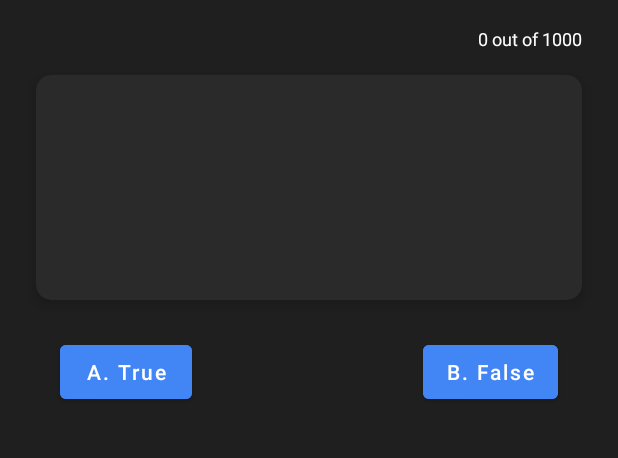
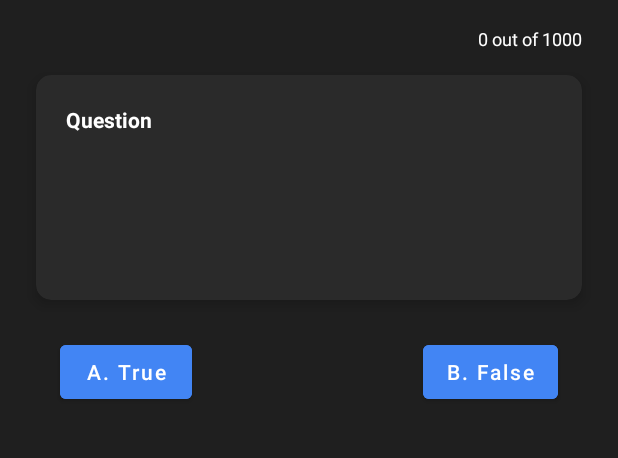
Before and after one commit to animsh/AndroidPracticeProjects, an Android app: the screen it shows after launch (MainActivity), on a phone screen of 412 x 824 dp, the part 277-735 px from its top. Run offline under Robolectric (Android 15) with nearby library versions, the phone set to English and light mode, and no system bars; our stand-ins replace Volley; network calls fail; Roboto replaces fonts that are not available here.

Commit message:
Showing Questions on Screen

```diff
--- a/Trivia/app/src/main/java/com/animsh/trivia/MainActivity.java
+++ b/Trivia/app/src/main/java/com/animsh/trivia/MainActivity.java
@@ -1,28 +1,76 @@
 package com.animsh.trivia;
-
-import androidx.appcompat.app.AppCompatActivity;
 
 import android.os.Bundle;
 import android.util.Log;
+import android.view.View;
+import android.widget.Button;
+import android.widget.ImageButton;
+import android.widget.TextView;
+
+import androidx.appcompat.app.AppCompatActivity;
 
 import com.animsh.trivia.data.AnswerListAsyncResponse;
 import com.animsh.trivia.data.QuestionBank;
 import com.animsh.trivia.model.Question;
 
 import java.util.ArrayList;
+import java.util.List;
 
-public class MainActivity extends AppCompatActivity {
+public class MainActivity extends AppCompatActivity implements View.OnClickListener {
+
+    private TextView questionTV, counterTV;
+    private Button trueBtn, falseBtn;
+    private ImageButton prevBtn, nextBtn;
+    private int currentQuestionIndex = 0;
+    public List<Question> questionList;
 
     @Override
     protected void onCreate(Bundle savedInstanceState) {
         super.onCreate(savedInstanceState);
         setContentView(R.layout.activity_main);
 
+        //Initialization
+        questionTV = findViewById(R.id.question_tv);
+        counterTV = findViewById(R.id.counter_tv);
+        trueBtn = findViewById(R.id.true_btn);
+        falseBtn = findViewById(R.id.false_btn);
+        prevBtn = findViewById(R.id.prev_btn);
+        nextBtn = findViewById(R.id.next_btn);
+
+        nextBtn.setOnClickListener(this);
+        prevBtn.setOnClickListener(this);
+        trueBtn.setOnClickListener(this);
+        falseBtn.setOnClickListener(this);
+
         new QuestionBank().getQuestions(new AnswerListAsyncResponse() {
             @Override
             public void processFinished(ArrayList<Question> questionArrayList) {
+                questionList = questionArrayList;
                 Log.d("ASYNC TASK: ", "processFinished: " + questionArrayList);
+                String question = "Q. " + questionArrayList.get(currentQuestionIndex).getAnswer();
+                questionTV.setText(question);
             }
         });
     }
+
+    @Override
+    public void onClick(View view) {
+        switch (view.getId()) {
+            case R.id.prev_btn:
+                break;
+            case R.id.next_btn:
+                currentQuestionIndex = (currentQuestionIndex + 1) % questionList.size();
+                updateQuestion();
+                break;
+            case R.id.true_btn:
+                break;
+            case R.id.false_btn:
+                break;
+        }
+    }
+
+    private void updateQuestion() {
+        String question = "Q. " + questionList.get(currentQuestionIndex).getAnswer();
+        questionTV.setText(question);
+    }
 }
--- a/Trivia/app/src/main/res/layout/activity_main.xml
+++ b/Trivia/app/src/main/res/layout/activity_main.xml
@@ -33,7 +33,18 @@
         app:contentPadding="10dp"
         app:layout_constraintEnd_toEndOf="parent"
         app:layout_constraintStart_toStartOf="parent"
-        app:layout_constraintTop_toBottomOf="@+id/textView" />
+        app:layout_constraintTop_toBottomOf="@+id/textView" >
+
+        <TextView
+            android:id="@+id/question_tv"
+            android:layout_width="match_parent"
+            android:layout_height="match_parent"
+            android:text="Question"
+            android:textColor="@android:color/white"
+            android:textStyle="bold"
+            android:layout_margin="10dp"
+            android:layout_gravity="center_vertical"/>
+    </androidx.cardview.widget.CardView>
 
     <com.google.android.material.button.MaterialButton
         android:id="@+id/true_btn"
@@ -84,7 +95,7 @@
         app:srcCompat="@drawable/ic_arrow_forward" />
 
     <TextView
-        android:id="@+id/textView2"
+        android:id="@+id/counter_tv"
         android:layout_width="wrap_content"
         android:layout_height="wrap_content"
         android:layout_marginBottom="16dp"
```
